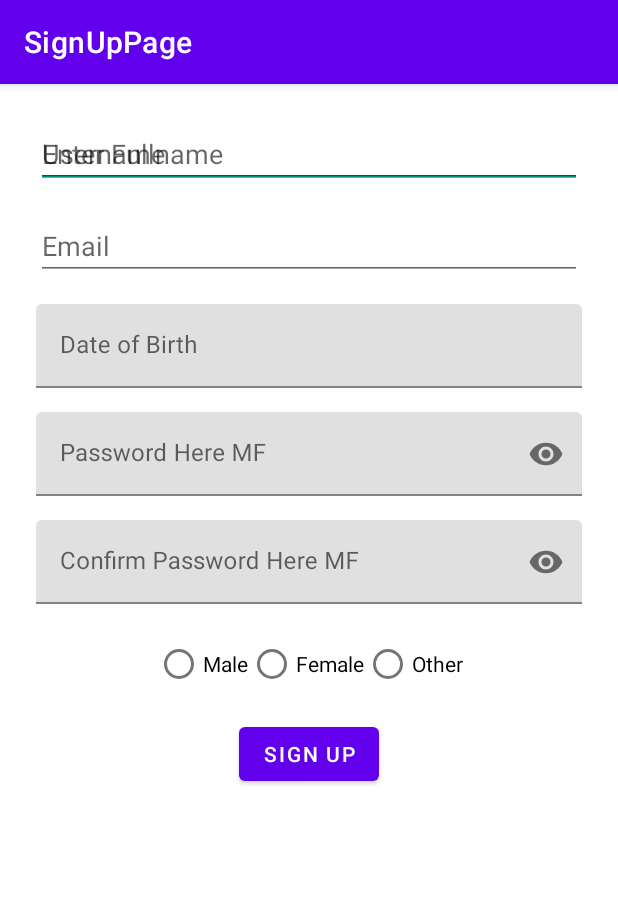
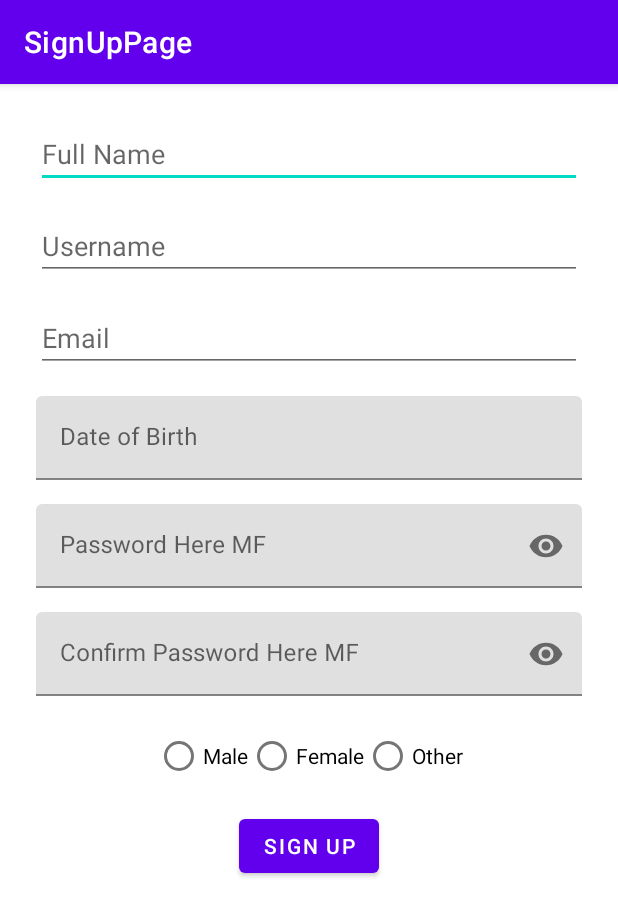
Before and after one commit to treeform-iii/First_Android_Project_Signup, an Android app: the screen it shows after launch (MainActivity), on a phone screen of 412 x 824 dp. Shown: the top 916 px of the screen. Run offline under Robolectric (Android 15) with nearby library versions, the phone set to English and light mode, and no system bars.

Commit message:
Fix layout: move username above email

```diff
--- a/app/src/main/res/layout/activity_main.xml
+++ b/app/src/main/res/layout/activity_main.xml
@@ -7,6 +7,17 @@
     tools:context=".MainActivity"
     android:padding="24dp">
 
+    <!-- Fullname -->
+    <EditText
+        android:id="@+id/editTextFullname"
+        android:layout_width="match_parent"
+        android:layout_height="wrap_content"
+        android:hint="Full Name"
+        android:inputType="textPersonName"
+        app:layout_constraintTop_toTopOf="parent"
+        app:layout_constraintStart_toStartOf="parent"
+        app:layout_constraintEnd_toEndOf="parent" />
+
     <!-- Username -->
     <EditText
         android:id="@+id/editTextUsername"
@@ -14,18 +25,10 @@
         android:layout_height="wrap_content"
         android:hint="@string/hint_username"
         android:inputType="textPersonName"
-        app:layout_constraintTop_toTopOf="parent"
+        app:layout_constraintTop_toBottomOf="@id/editTextFullname"
         app:layout_constraintStart_toStartOf="parent"
-        app:layout_constraintEnd_toEndOf="parent" />
-
-
-    <!-- Fullname -->
-    <EditText
-        android:id="@+id/etFullname"
-        android:layout_width="match_parent"
-        android:layout_height="wrap_content"
-        android:hint="Enter Fullname"
-        android:inputType="textPersonName" />
+        app:layout_constraintEnd_toEndOf="parent"
+        android:layout_marginTop="16dp" />
 
     <!-- Email -->
     <EditText
```
